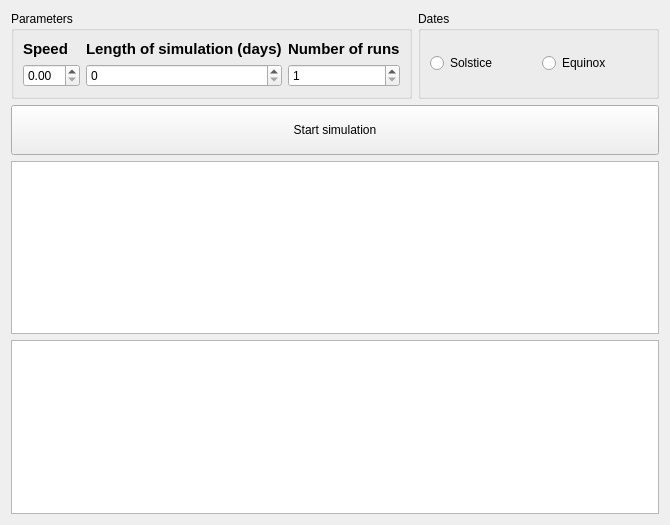
Qt form sailingform.ui (szazdenes/SailingSimulation) before a commit.
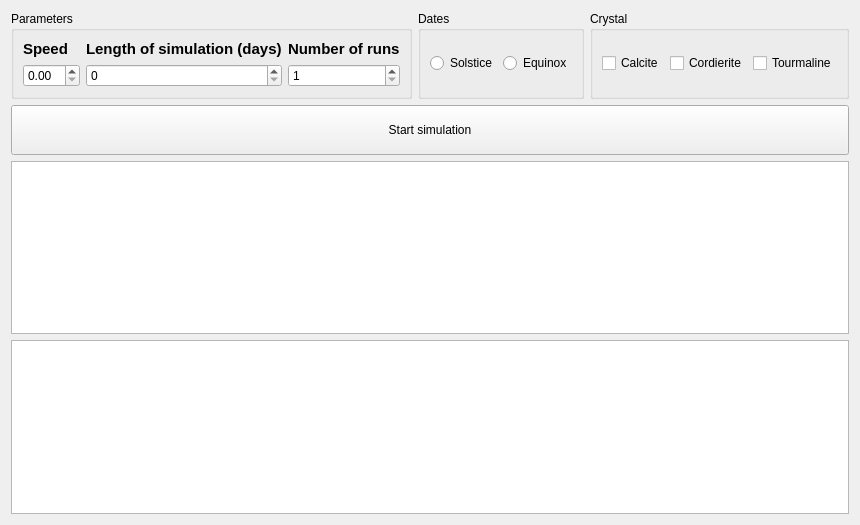
The same form after that commit.

Diff of the .ui file:
```diff
--- a/sailingform.ui
+++ b/sailingform.ui
@@ -37,9 +37,6 @@
      </layout>
     </widget>
    </item>
-   <item row="5" column="1" colspan="2">
-    <widget class="QGraphicsView" name="multipleRunGraphicsView"/>
-   </item>
    <item row="1" column="1">
     <widget class="QGroupBox" name="groupBox">
      <property name="title">
@@ -118,10 +115,37 @@
      </layout>
     </widget>
    </item>
-   <item row="4" column="1" colspan="2">
-    <widget class="QGraphicsView" name="trajectoryGraphicsView"/>
+   <item row="1" column="3">
+    <widget class="QGroupBox" name="groupBox_3">
+     <property name="title">
+      <string>Crystal</string>
+     </property>
+     <layout class="QGridLayout" name="gridLayout_5">
+      <item row="0" column="1">
+       <widget class="QCheckBox" name="cordieriteCheckBox">
+        <property name="text">
+         <string>Cordierite</string>
+        </property>
+       </widget>
+      </item>
+      <item row="0" column="0">
+       <widget class="QCheckBox" name="calciteCheckBox">
+        <property name="text">
+         <string>Calcite</string>
+        </property>
+       </widget>
+      </item>
+      <item row="0" column="2">
+       <widget class="QCheckBox" name="tourmalineCheckBox">
+        <property name="text">
+         <string>Tourmaline</string>
+        </property>
+       </widget>
+      </item>
+     </layout>
+    </widget>
    </item>
-   <item row="3" column="1" colspan="2">
+   <item row="3" column="1" colspan="3">
     <widget class="QPushButton" name="startPushButton">
      <property name="minimumSize">
       <size>
@@ -134,6 +158,12 @@
      </property>
     </widget>
    </item>
+   <item row="4" column="1" colspan="3">
+    <widget class="QGraphicsView" name="trajectoryGraphicsView"/>
+   </item>
+   <item row="5" column="1" colspan="3">
+    <widget class="QGraphicsView" name="multipleRunGraphicsView"/>
+   </item>
   </layout>
  </widget>
  <resources/>
```
